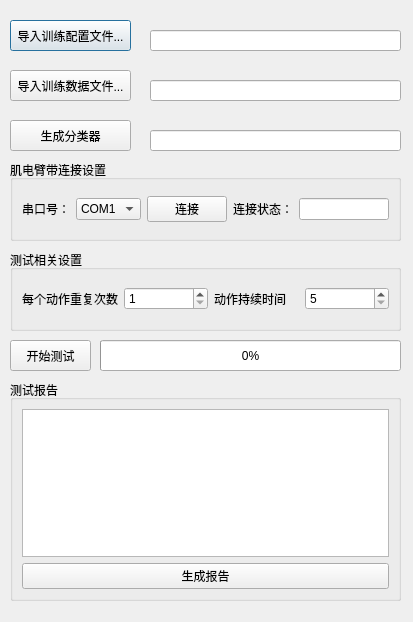
Old version of the form GUI/TestModule.ui in the repository brucelv1/TestModule.
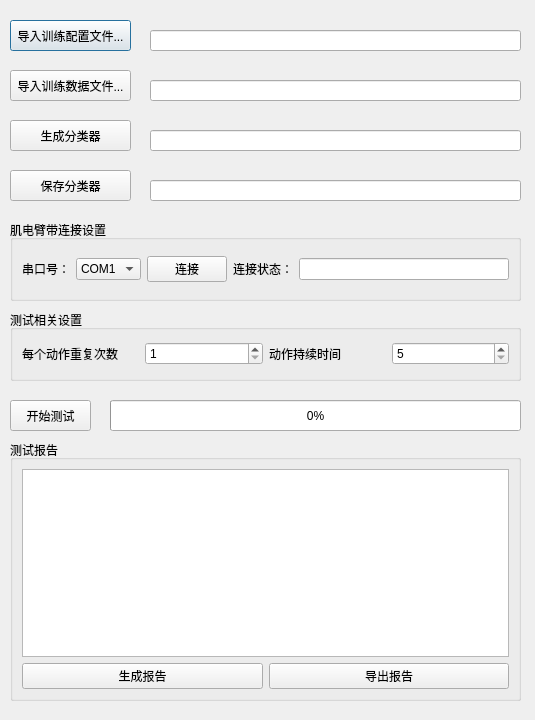
New version of the form.

```diff
--- a/GUI/TestModule.ui
+++ b/GUI/TestModule.ui
@@ -6,10 +6,22 @@
    <rect>
     <x>0</x>
     <y>0</y>
-    <width>413</width>
-    <height>622</height>
+    <width>535</width>
+    <height>720</height>
    </rect>
   </property>
+  <property name="minimumSize">
+   <size>
+    <width>535</width>
+    <height>720</height>
+   </size>
+  </property>
+  <property name="maximumSize">
+   <size>
+    <width>535</width>
+    <height>720</height>
+   </size>
+  </property>
   <property name="windowTitle">
    <string>TestModule</string>
   </property>
@@ -44,7 +56,7 @@
     <rect>
      <x>150</x>
      <y>30</y>
-     <width>251</width>
+     <width>371</width>
      <height>21</height>
     </rect>
    </property>
@@ -57,7 +69,7 @@
     <rect>
      <x>150</x>
      <y>80</y>
-     <width>251</width>
+     <width>371</width>
      <height>21</height>
     </rect>
    </property>
@@ -83,7 +95,7 @@
     <rect>
      <x>150</x>
      <y>130</y>
-     <width>251</width>
+     <width>371</width>
      <height>21</height>
     </rect>
    </property>
@@ -92,8 +104,8 @@
    <property name="geometry">
     <rect>
      <x>10</x>
-     <y>160</y>
-     <width>391</width>
+     <y>220</y>
+     <width>511</width>
      <height>81</height>
     </rect>
    </property>
@@ -184,9 +196,9 @@
    <property name="geometry">
     <rect>
      <x>10</x>
-     <y>250</y>
-     <width>391</width>
-     <height>81</height>
+     <y>310</y>
+     <width>511</width>
+     <height>71</height>
     </rect>
    </property>
    <property name="title">
@@ -237,7 +249,7 @@
    <property name="geometry">
     <rect>
      <x>10</x>
-     <y>340</y>
+     <y>400</y>
      <width>81</width>
      <height>31</height>
     </rect>
@@ -249,9 +261,9 @@
   <widget class="QProgressBar" name="progressBar">
    <property name="geometry">
     <rect>
-     <x>100</x>
-     <y>340</y>
-     <width>301</width>
+     <x>110</x>
+     <y>400</y>
+     <width>411</width>
      <height>31</height>
     </rect>
    </property>
@@ -263,9 +275,9 @@
    <property name="geometry">
     <rect>
      <x>10</x>
-     <y>380</y>
-     <width>391</width>
-     <height>221</height>
+     <y>440</y>
+     <width>511</width>
+     <height>261</height>
     </rect>
    </property>
    <property name="title">
@@ -278,16 +290,53 @@
        <widget class="QTableView" name="tbView_Report"/>
       </item>
       <item>
-       <widget class="QPushButton" name="Btn_CreateReport">
-        <property name="text">
-         <string>生成报告</string>
-        </property>
-       </widget>
+       <layout class="QHBoxLayout" name="horizontalLayout_6">
+        <item>
+         <widget class="QPushButton" name="Btn_CreateReport">
+          <property name="text">
+           <string>生成报告</string>
+          </property>
+         </widget>
+        </item>
+        <item>
+         <widget class="QPushButton" name="BtnExportReport">
+          <property name="text">
+           <string>导出报告</string>
+          </property>
+         </widget>
+        </item>
+       </layout>
       </item>
      </layout>
     </item>
    </layout>
   </widget>
+  <widget class="QPushButton" name="BtnSaveClassifier">
+   <property name="geometry">
+    <rect>
+     <x>10</x>
+     <y>170</y>
+     <width>121</width>
+     <height>31</height>
+    </rect>
+   </property>
+   <property name="text">
+    <string>保存分类器</string>
+   </property>
+  </widget>
+  <widget class="QLineEdit" name="LEClassifierSaveStatus">
+   <property name="geometry">
+    <rect>
+     <x>150</x>
+     <y>180</y>
+     <width>371</width>
+     <height>21</height>
+    </rect>
+   </property>
+   <property name="readOnly">
+    <bool>true</bool>
+   </property>
+  </widget>
  </widget>
  <resources/>
  <connections/>
```
